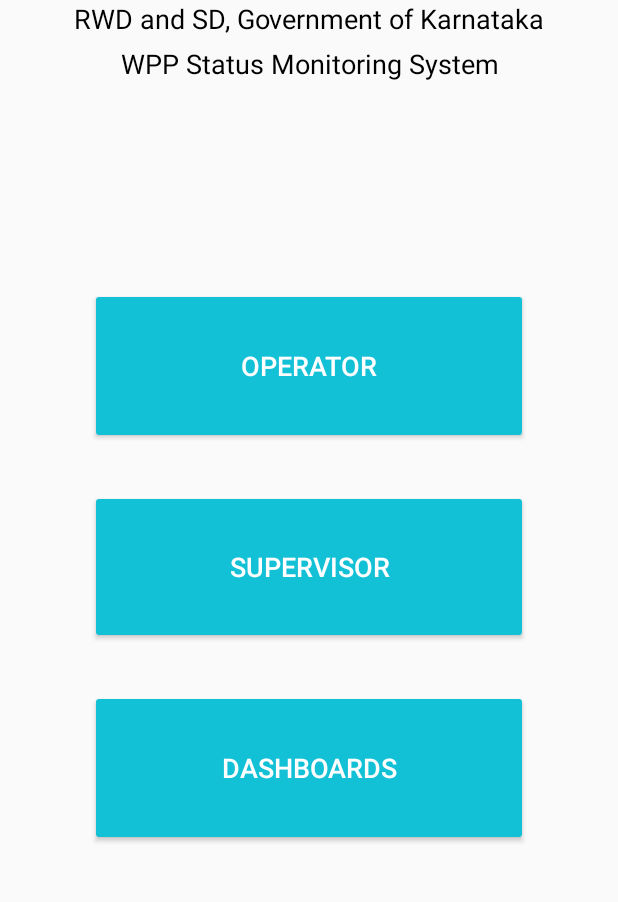
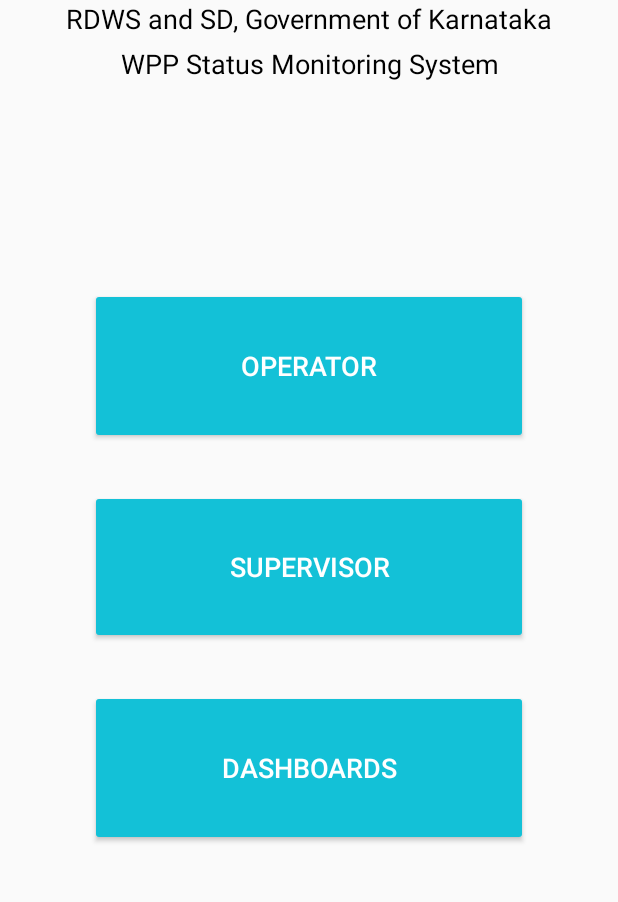
Before and after one commit to CharanNK/ShuddhaNeeru, an Android app: the screen it shows after launch (MainActivity), on a phone screen of 412 x 824 dp, the part 315-1217 px from its top. Run offline under Robolectric (Android 15) with nearby library versions, the phone set to English and light mode, and no system bars; Roboto replaces fonts that are not available here; 1 statement that could not run was skipped.

Commit message:
Demo 2 - backup code

```diff
--- a/app/src/main/res/layout/activity_main.xml
+++ b/app/src/main/res/layout/activity_main.xml
@@ -31,7 +31,7 @@
                 android:layout_width="match_parent"
                 android:layout_height="wrap_content"
                 android:gravity="center"
-                android:text="RWD and SD, Government of Karnataka"
+                android:text="@string/nav_header_subtitle"
                 android:textColor="@color/colorBlack"
                 android:textSize="18sp" />
 
--- a/app/src/main/res/values/strings.xml
+++ b/app/src/main/res/values/strings.xml
@@ -7,7 +7,7 @@
     <string name="navigation_drawer_open">Open navigation drawer</string>
     <string name="navigation_drawer_close">Close navigation drawer</string>
     <string name="nav_header_title">WPP Status Monitoring System</string>
-    <string name="nav_header_subtitle">RWD and SD, Government of Karnataka</string>
+    <string name="nav_header_subtitle">RDWS and SD, Government of Karnataka</string>
     <string name="nav_header_desc">Navigation header</string>
     <string name="action_settings">Settings</string>
     <string name="action_logout">Logout</string>
```
